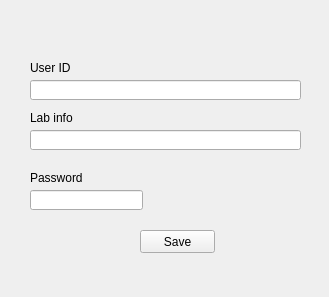
EthoWatcher/ethowatcher, file src/telacadastropessoa.ui: the form before one commit.
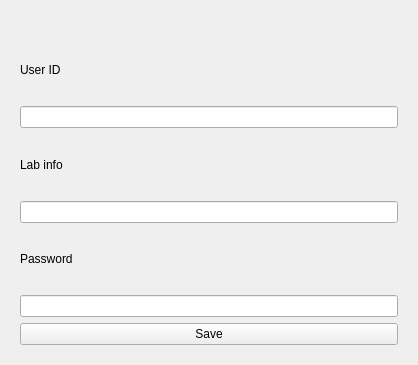
The form after the commit. Icons and pictures are not drawn.

Commit message: Arrumado interfaces para terem o novo logo.

Patch:
```diff
--- a/src/telacadastropessoa.ui
+++ b/src/telacadastropessoa.ui
@@ -6,143 +6,107 @@
    <rect>
     <x>0</x>
     <y>0</y>
-    <width>329</width>
-    <height>297</height>
+    <width>418</width>
+    <height>365</height>
    </rect>
   </property>
+  <property name="maximumSize">
+   <size>
+    <width>736</width>
+    <height>16777215</height>
+   </size>
+  </property>
   <property name="windowTitle">
    <string>Register new user</string>
   </property>
+  <layout class="QVBoxLayout" name="verticalLayout">
+   <item>
+    <widget class="QLabel" name="label_4">
+     <property name="maximumSize">
+      <size>
+       <width>400</width>
+       <height>100</height>
+      </size>
+     </property>
+     <property name="text">
+      <string/>
+     </property>
+     <property name="pixmap">
+      <pixmap resource="resourcefile.qrc">:/icons/ethoOS.png</pixmap>
+     </property>
+     <property name="scaledContents">
+      <bool>true</bool>
+     </property>
+    </widget>
+   </item>
+   <item>
   <widget class="QStackedWidget" name="stackedWidget">
-   <property name="geometry">
-    <rect>
-     <x>10</x>
-     <y>40</y>
-     <width>301</width>
-     <height>251</height>
-    </rect>
+     <property name="maximumSize">
+      <size>
+       <width>736</width>
+       <height>16777215</height>
+      </size>
    </property>
    <property name="currentIndex">
     <number>0</number>
    </property>
    <widget class="QWidget" name="page">
-    <widget class="QLineEdit" name="leNome">
-     <property name="geometry">
-      <rect>
-       <x>20</x>
-       <y>40</y>
-       <width>271</width>
-       <height>20</height>
-      </rect>
-     </property>
-    </widget>
+      <layout class="QVBoxLayout" name="verticalLayout_2">
+       <item>
     <widget class="QLabel" name="label">
-     <property name="geometry">
-      <rect>
-       <x>20</x>
-       <y>20</y>
-       <width>81</width>
-       <height>16</height>
-      </rect>
-     </property>
      <property name="text">
       <string>User ID</string>
      </property>
     </widget>
-    <widget class="QLineEdit" name="leLab">
-     <property name="geometry">
-      <rect>
-       <x>20</x>
-       <y>90</y>
-       <width>271</width>
-       <height>20</height>
-      </rect>
-     </property>
-    </widget>
+       </item>
+       <item>
+        <widget class="QLineEdit" name="leNome"/>
+       </item>
+       <item>
     <widget class="QLabel" name="label_3">
-     <property name="geometry">
-      <rect>
-       <x>20</x>
-       <y>70</y>
-       <width>81</width>
-       <height>16</height>
-      </rect>
-     </property>
      <property name="text">
       <string>Lab info</string>
      </property>
     </widget>
+       </item>
+       <item>
+        <widget class="QLineEdit" name="leLab"/>
+       </item>
+       <item>
     <widget class="QLabel" name="label_2">
-     <property name="geometry">
-      <rect>
-       <x>20</x>
-       <y>130</y>
-       <width>81</width>
-       <height>16</height>
-      </rect>
-     </property>
      <property name="text">
       <string>Password</string>
      </property>
     </widget>
+       </item>
+       <item>
     <widget class="QLineEdit" name="lePass">
-     <property name="geometry">
-      <rect>
-       <x>20</x>
-       <y>150</y>
-       <width>113</width>
-       <height>20</height>
-      </rect>
-     </property>
      <property name="echoMode">
       <enum>QLineEdit::Password</enum>
      </property>
     </widget>
-    <widget class="QWidget" name="widget" native="true">
-     <property name="geometry">
-      <rect>
-       <x>90</x>
-       <y>180</y>
-       <width>191</width>
-       <height>51</height>
-      </rect>
-     </property>
+       </item>
+       <item>
      <widget class="QPushButton" name="pushButton_2">
-      <property name="geometry">
-       <rect>
-        <x>40</x>
-        <y>10</y>
-        <width>75</width>
-        <height>23</height>
-       </rect>
-      </property>
       <property name="text">
        <string>Save</string>
       </property>
      </widget>
-    </widget>
+       </item>
+      </layout>
+      <zorder>leNome</zorder>
+      <zorder>label</zorder>
+      <zorder>leLab</zorder>
+      <zorder>label_3</zorder>
+      <zorder>widget_2</zorder>
+      <zorder>pushButton_2</zorder>
+      <zorder>lePass</zorder>
+      <zorder>label_2</zorder>
    </widget>
    <widget class="QWidget" name="page_2"/>
   </widget>
-  <widget class="QLabel" name="label_4">
-   <property name="geometry">
-    <rect>
-     <x>10</x>
-     <y>10</y>
-     <width>311</width>
-     <height>41</height>
-    </rect>
-   </property>
-   <property name="text">
-    <string/>
-   </property>
-   <property name="pixmap">
-    <pixmap resource="recursos.qrc">:/recursos/cabecalho4.jpg</pixmap>
-   </property>
-   <property name="scaledContents">
-    <bool>true</bool>
-   </property>
-  </widget>
+   </item>
+  </layout>
  </widget>
  <resources>
   <include location="recursos.qrc"/>
```
Left out of the diff: 2 changed lines with no effect on the pictures. Lines whose indentation alone changed are shown as unchanged. The commit also changes 7 other files.
